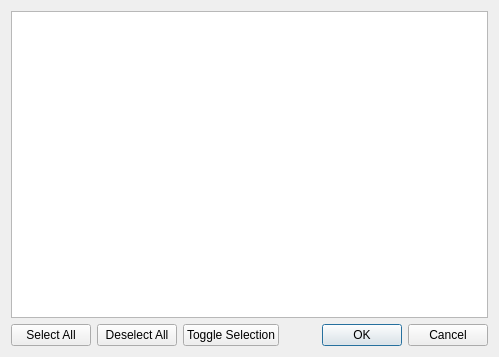
qgis/QGIS, file src/ui/qgsorganizetablecolumnsdialog.ui: the form before one commit.
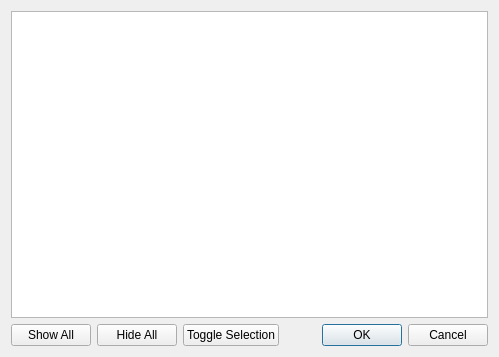
The form after the commit.

Commit message:
Use proper labels for buttons in the Organize columns dialog
These buttons actually check or uncheck visibility of the fields, they do not (de)select them in the dialog

Diff of the .ui file:
```diff
--- a/src/ui/qgsorganizetablecolumnsdialog.ui
+++ b/src/ui/qgsorganizetablecolumnsdialog.ui
@@ -43,7 +43,7 @@
    <item row="2" column="1">
     <widget class="QPushButton" name="mHideAllButton">
      <property name="text">
-      <string>Deselect All</string>
+      <string>Hide All</string>
      </property>
     </widget>
    </item>
@@ -60,7 +60,7 @@
    <item row="2" column="0">
     <widget class="QPushButton" name="mShowAllButton">
      <property name="text">
-      <string>Select All</string>
+      <string>Show All</string>
      </property>
     </widget>
    </item>
```
